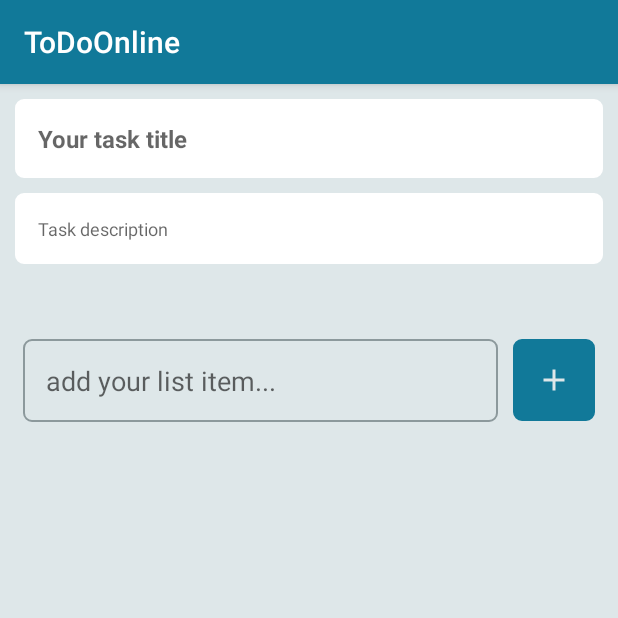
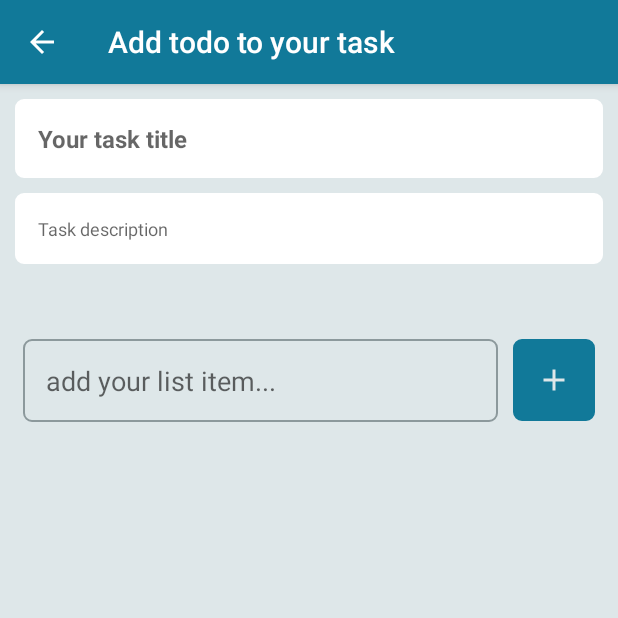
Before and after one commit to Sumonpaul141/todo_online, an Android app: the DetailsTaskActivity screen opened directly, with no data from a screen before it, after a tap on an icon or button, on a phone screen of 412 x 824 dp, the top half of it. Run offline under Robolectric (Android 15) with nearby library versions, the phone set to English and light mode, and no system bars; our stand-ins replace Volley; network calls fail.

Commit message:
add todo feature

```diff
--- a/app/src/main/AndroidManifest.xml
+++ b/app/src/main/AndroidManifest.xml
@@ -11,7 +11,8 @@
         android:roundIcon="@mipmap/ic_launcher_round"
         android:supportsRtl="true"
         android:theme="@style/AppTheme">
-        <activity android:name=".Views.DetailsTaskActivity"></activity>
+        <activity android:name=".Views.DetailsTaskActivity"
+            android:parentActivityName=".Views.MainActivity"></activity>
         <activity
             android:name=".Views.SplashScreenActivity"
             android:theme="@style/Theme.AppCompat.Light.NoActionBar">
--- a/app/src/main/java/com/belivit/todoonline/Utils/GlobalData.java
+++ b/app/src/main/java/com/belivit/todoonline/Utils/GlobalData.java
@@ -53,5 +53,16 @@ public class GlobalData {
         Log.d("paul", "getAllTasknUrl: " + url);
         return url;
     }
+    public static String getAddTodoUrl() {
+        String url = base_url + "/add_todo";
+        Log.d("paul", "getAddTodoUrl: " + url);
+        return url;
+    }
+
+    public static String getAllTodoUrl() {
+        String url = base_url + "/all_todo";
+        Log.d("paul", "getAddTodoUrl: " + url);
+        return url;
+    }
 
 }
--- a/app/src/main/java/com/belivit/todoonline/Views/DetailsTaskActivity.java
+++ b/app/src/main/java/com/belivit/todoonline/Views/DetailsTaskActivity.java
@@ -1,7 +1,10 @@
 package com.belivit.todoonline.Views;
 
 import androidx.appcompat.app.AppCompatActivity;
+import androidx.recyclerview.widget.LinearLayoutManager;
+import androidx.recyclerview.widget.RecyclerView;
 
+import android.content.Intent;
 import android.os.Bundle;
 import android.util.Log;
 import android.view.View;
@@ -9,8 +12,27 @@ import android.widget.EditText;
 import android.widget.ImageButton;
 import android.widget.TextView;
 
+import com.android.volley.Request;
+import com.android.volley.RequestQueue;
+import com.android.volley.Response;
+import com.android.volley.VolleyError;
+import com.android.volley.toolbox.JsonObjectRequest;
+import com.android.volley.toolbox.Volley;
+import com.belivit.todoonline.Adapters.TodoAdapter;
+import com.belivit.todoonline.Models.AllTask;
+import com.belivit.todoonline.Models.AllTodo;
+import com.belivit.todoonline.Models.Todo;
 import com.belivit.todoonline.R;
+import com.belivit.todoonline.Utils.GlobalData;
 import com.belivit.todoonline.Utils.ToastUtils;
+import com.google.gson.Gson;
+
+import org.json.JSONException;
+import org.json.JSONObject;
+
+import java.util.ArrayList;
+import java.util.Arrays;
+import java.util.List;
 
 public class DetailsTaskActivity extends AppCompatActivity {
     TextView detailsTaskDescriptionTv, detailsTaskTitleTV;
@@ -18,30 +40,112 @@ public class DetailsTaskActivity extends AppCompatActivity {
     EditText todoEt;
     ImageButton addTodoIb;
 
+    List<Todo> todoList;
+    RecyclerView todoRv;
+    TodoAdapter todoAdapter;
+
+
     @Override
     protected void onCreate(Bundle savedInstanceState) {
         super.onCreate(savedInstanceState);
         setContentView(R.layout.activity_details_task);
+        setTitle("Add todo to your task");
         init();
         if (getIntent().getStringExtra("title")  != null && getIntent().getStringExtra("description") != null){
             title = getIntent().getStringExtra("title");
             description = getIntent().getStringExtra("description");
             taskId = getIntent().getStringExtra("taskId");
         }
+        seeAllTodos(taskId);
+
         detailsTaskDescriptionTv.setText(description);
         detailsTaskTitleTV.setText(title);
         addTodoIb.setOnClickListener(new View.OnClickListener() {
             @Override
             public void onClick(View v) {
-                String todo = todoEt.getText().toString().trim();
-                addTodoToDb(todo);
+                String todoTitle = todoEt.getText().toString().trim();
+                addTodoToDb(todoTitle);
+                todoEt.setText("");
             }
         });
 
     }
 
-    private void addTodoToDb(String todo) {
+    private void seeAllTodos(String taskId) {
+        String URL = GlobalData.getAllTodoUrl();
 
+        JSONObject params = new JSONObject();
+        try {
+            params.put("taskId", taskId);
+
+
+        } catch (JSONException e) {
+            e.printStackTrace();
+        }
+        Log.d("paul", "addTodoToDb : Params: " + params);
+        JsonObjectRequest request = new JsonObjectRequest(Request.Method.POST, URL, params, new Response.Listener<JSONObject>() {
+            @Override
+            public void onResponse(JSONObject response) {
+                Log.d("paul", "addTodoToDb: Response: " + response.toString());
+                Gson gson = new Gson();
+                AllTodo allTodo = gson.fromJson(response.toString(), AllTodo.class);
+                todoList.addAll(Arrays.asList(allTodo.getAllTodo()));
+                todoAdapter = new TodoAdapter(todoList, DetailsTaskActivity.this);
+                todoRv.setAdapter(todoAdapter);
+            }
+        }, new Response.ErrorListener() {
+            @Override
+            public void onErrorResponse(VolleyError error) {
+                Log.d("paul", "addTodoToDb:  ResponseError:  " + error);
+
+            }
+        });
+
+
+        RequestQueue requestQueue = Volley.newRequestQueue(this);
+        requestQueue.add(request);
+    }
+
+    private void addTodoToDb(String todoTitle) {
+        String URL = GlobalData.getAddTodoUrl();
+
+        JSONObject params = new JSONObject();
+        try {
+            params.put("todoTitle", todoTitle);
+            params.put("taskId", taskId);
+
+
+        } catch (JSONException e) {
+            e.printStackTrace();
+        }
+        Log.d("paul", "addTodoToDb : Params: " + params);
+        JsonObjectRequest request = new JsonObjectRequest(Request.Method.POST, URL, params, new Response.Listener<JSONObject>() {
+            @Override
+            public void onResponse(JSONObject response) {
+                Log.d("paul", "addTodoToDb: Response: " + response.toString());
+                String code = "";
+                try {
+                    code = response.getString("code");
+                } catch (JSONException e) {
+                    e.printStackTrace();
+                }
+                if (code.equals("1")){
+                    todoList.clear();
+                    seeAllTodos(taskId);
+                }
+
+            }
+        }, new Response.ErrorListener() {
+            @Override
+            public void onErrorResponse(VolleyError error) {
+                Log.d("paul", "addTodoToDb:  ResponseError:  " + error);
+
+            }
+        });
+
+
+        RequestQueue requestQueue = Volley.newRequestQueue(this);
+        requestQueue.add(request);
     }
 
     private void init() {
@@ -49,5 +153,9 @@ public class DetailsTaskActivity extends AppCompatActivity {
         detailsTaskTitleTV = findViewById(R.id.detailsTaskTitleTV);
         todoEt = findViewById(R.id.todoEt);
         addTodoIb = findViewById(R.id.addTodoIb);
+
+        todoRv = findViewById(R.id.todoRv);
+        todoRv.setLayoutManager(new LinearLayoutManager(this));
+        todoList = new ArrayList<>();
     }
 }
--- a/app/src/main/res/layout/activity_details_task.xml
+++ b/app/src/main/res/layout/activity_details_task.xml
@@ -1,5 +1,5 @@
 <?xml version="1.0" encoding="utf-8"?>
-<LinearLayout xmlns:android="http://schemas.android.com/apk/res/android"
+<ScrollView xmlns:android="http://schemas.android.com/apk/res/android"
     xmlns:app="http://schemas.android.com/apk/res-auto"
     xmlns:tools="http://schemas.android.com/tools"
     android:layout_width="match_parent"
@@ -8,6 +8,10 @@
     android:orientation="vertical"
     android:background="@color/colorLite">
 
+    <LinearLayout
+        android:layout_width="match_parent"
+        android:layout_height="match_parent"
+        android:orientation="vertical">
         <LinearLayout
             android:id="@+id/viewTaskLL"
             android:layout_width="match_parent"
@@ -44,6 +48,7 @@
                 />
         </LinearLayout>
         <androidx.recyclerview.widget.RecyclerView
+            android:id="@+id/todoRv"
             android:layout_margin="20dp"
             android:layout_width="match_parent"
             android:layout_height="wrap_content"/>
@@ -76,5 +81,6 @@
                 android:tint="@color/colorLite"
                 android:padding="15dp"/>
         </LinearLayout>
+    </LinearLayout>
 
-</LinearLayout>
+</ScrollView>
--- a/app/src/main/res/layout/item_task.xml
+++ b/app/src/main/res/layout/item_task.xml
@@ -5,8 +5,8 @@
     android:layout_height="wrap_content"
     android:layout_marginLeft="15dp"
     android:layout_marginRight="15dp"
-    android:layout_marginTop="5dp"
-    android:layout_marginBottom="5dp"
+    android:layout_marginTop="10dp"
+    android:layout_marginBottom="10dp"
     >
     <LinearLayout
         android:layout_width="match_parent"
--- a/app/src/main/res/values/colors.xml
+++ b/app/src/main/res/values/colors.xml
@@ -3,7 +3,7 @@
     <color name="colorPrimary">#117999</color>
     <color name="colorPrimaryDark">#117999</color>
     <color name="colorBlack">#274147</color>
-    <color name="colorAccent">#FF5722</color>
+    <color name="colorAccent">#009688</color>
     <color name="colorWhite">#FFFFFF</color>
     <color name="colorOffWhite">#DEE7E9</color>
     <color name="colorGrey">#8C999C</color>
```
Also changed, not shown: app/src/main/java/com/belivit/todoonline/Adapters/TodoAdapter.java (added, +63 -0 lines), app/src/main/java/com/belivit/todoonline/Models/AllTodo.java (added, +33 -0 lines), app/src/main/java/com/belivit/todoonline/Models/Todo.java (added, +45 -0 lines), app/src/main/res/drawable/ic_delete_black_24dp.xml (added, +9 -0 lines), app/src/main/res/layout/item_todo.xml (added, +32 -0 lines), 1 other file. Lines whose indentation alone changed are shown as unchanged.
